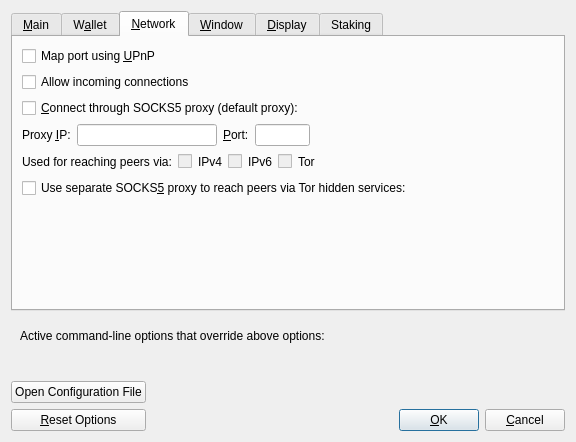
Old version of the form src/qt/forms/optionsdialog.ui in the repository THETCR/core.
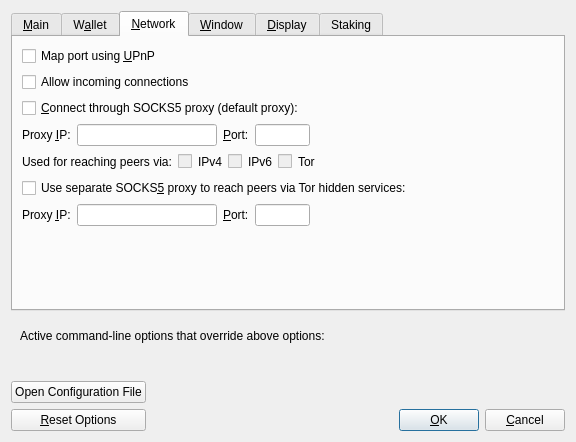
New version of the form. The open tabs and pages were chosen to show the change. Custom widgets are drawn as their Qt base class.

```diff
--- a/src/qt/forms/optionsdialog.ui
+++ b/src/qt/forms/optionsdialog.ui
@@ -576,6 +576,87 @@
          </property>
         </widget>
        </item>
+       <item>
+        <layout class="QHBoxLayout" name="horizontalLayout_3_Network">
+         <item>
+          <widget class="QLabel" name="proxyIpTorLabel">
+           <property name="text">
+            <string>Proxy &amp;IP:</string>
+           </property>
+           <property name="textFormat">
+            <enum>Qt::PlainText</enum>
+           </property>
+           <property name="buddy">
+            <cstring>proxyIpTor</cstring>
+           </property>
+          </widget>
+         </item>
+         <item>
+          <widget class="QValidatedLineEdit" name="proxyIpTor">
+           <property name="minimumSize">
+            <size>
+             <width>140</width>
+             <height>0</height>
+            </size>
+           </property>
+           <property name="maximumSize">
+            <size>
+             <width>140</width>
+             <height>16777215</height>
+            </size>
+           </property>
+           <property name="toolTip">
+            <string>IP address of the proxy (e.g. IPv4: 127.0.0.1 / IPv6: ::1)</string>
+           </property>
+          </widget>
+         </item>
+         <item>
+          <widget class="QLabel" name="proxyPortTorLabel">
+           <property name="text">
+            <string>&amp;Port:</string>
+           </property>
+           <property name="textFormat">
+            <enum>Qt::PlainText</enum>
+           </property>
+           <property name="buddy">
+            <cstring>proxyPortTor</cstring>
+           </property>
+          </widget>
+         </item>
+         <item>
+          <widget class="QLineEdit" name="proxyPortTor">
+           <property name="minimumSize">
+            <size>
+             <width>55</width>
+             <height>0</height>
+            </size>
+           </property>
+           <property name="maximumSize">
+            <size>
+             <width>55</width>
+             <height>16777215</height>
+            </size>
+           </property>
+           <property name="toolTip">
+            <string>Port of the proxy (e.g. 9050)</string>
+           </property>
+          </widget>
+         </item>
+         <item>
+          <spacer name="horizontalSpacer_4_Network">
+           <property name="orientation">
+            <enum>Qt::Horizontal</enum>
+           </property>
+           <property name="sizeHint" stdset="0">
+            <size>
+             <width>40</width>
+             <height>20</height>
+            </size>
+           </property>
+          </spacer>
+         </item>
+        </layout>
+       </item>
        <item>
         <spacer name="verticalSpacer_Network">
          <property name="orientation">
```
